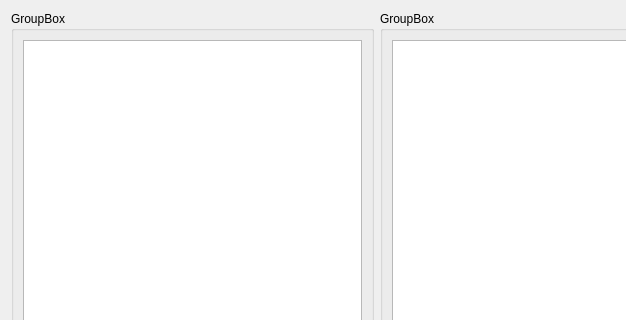
Before: the Qt Designer form managetiemngua.ui in xdien/tcmr, drawn with Qt 5; both pictures show x 0 to 626 and y 0 to 320 of the 753 by 415 pixel window.
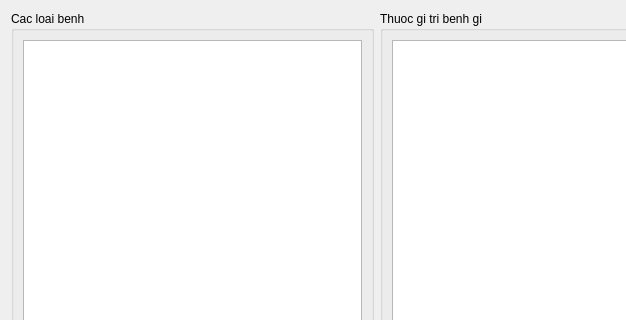
After: the same form once the commit is applied.

Diff of the .ui file:
```diff
--- a/managetiemngua.ui
+++ b/managetiemngua.ui
@@ -17,7 +17,7 @@
    <item>
     <widget class="QGroupBox" name="groupBox_2">
      <property name="title">
-      <string>GroupBox</string>
+      <string>Cac loai benh</string>
      </property>
      <layout class="QHBoxLayout" name="horizontalLayout_2">
       <item>
@@ -67,7 +67,7 @@
    <item>
     <widget class="QGroupBox" name="groupBox">
      <property name="title">
-      <string>GroupBox</string>
+      <string>Thuoc gi tri benh gi</string>
      </property>
      <layout class="QHBoxLayout" name="horizontalLayout_5">
       <item>
```
Left out of the diff: 2 changed lines with no effect on the pictures.
